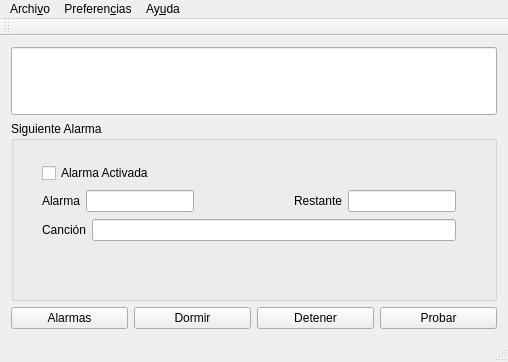
Qt form mainwindow.ui (evgom/Alarma2) before a commit.
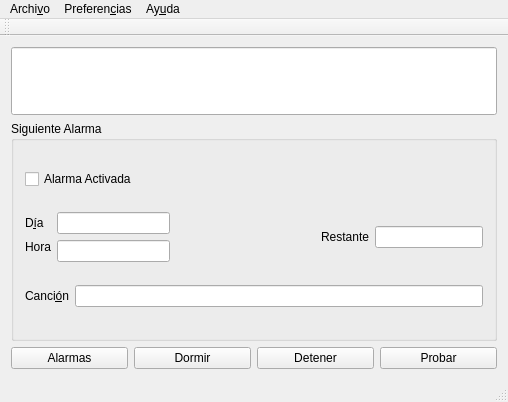
The same form after that commit.

Commit message: Actualizado el nombre del botón duerme. Actualizado el diseño de Ventana Principal, ahora incluye el lineEdit para el día.

What changed in the file:
```diff
--- a/mainwindow.ui
+++ b/mainwindow.ui
@@ -7,7 +7,7 @@
     <x>0</x>
     <y>0</y>
     <width>508</width>
-    <height>362</height>
+    <height>402</height>
    </rect>
   </property>
   <property name="sizePolicy">
@@ -55,15 +55,6 @@
       <property name="title">
        <string>Siguiente Alarma</string>
       </property>
-      <widget class="QWidget" name="">
-       <property name="geometry">
-        <rect>
-         <x>20</x>
-         <y>30</y>
-         <width>436</width>
-         <height>104</height>
-        </rect>
-       </property>
        <layout class="QVBoxLayout" name="verticalLayout">
         <item>
          <widget class="QCheckBox" name="CHKenableAlarm">
@@ -73,21 +64,53 @@
          </widget>
         </item>
         <item>
-         <layout class="QHBoxLayout" name="horizontalLayout_3">
+        <layout class="QHBoxLayout" name="horizontalLayout_4">
           <item>
+          <layout class="QFormLayout" name="formLayout">
+           <item row="0" column="0">
+            <widget class="QLabel" name="label_4">
+             <property name="sizePolicy">
+              <sizepolicy hsizetype="Minimum" vsizetype="Preferred">
+               <horstretch>0</horstretch>
+               <verstretch>0</verstretch>
+              </sizepolicy>
+             </property>
+             <property name="text">
+              <string>D&amp;ía</string>
+             </property>
+             <property name="buddy">
+              <cstring>LEday</cstring>
+             </property>
+            </widget>
+           </item>
+           <item row="0" column="1">
+            <widget class="QLineEdit" name="LEday"/>
+           </item>
+           <item row="1" column="0">
            <widget class="QLabel" name="label">
+             <property name="sizePolicy">
+              <sizepolicy hsizetype="Minimum" vsizetype="Fixed">
+               <horstretch>0</horstretch>
+               <verstretch>0</verstretch>
+              </sizepolicy>
+             </property>
             <property name="text">
-             <string>Alarma</string>
+              <string>Hora</string>
+             </property>
+             <property name="buddy">
+              <cstring>LEnextAlarm</cstring>
             </property>
            </widget>
           </item>
-          <item>
+           <item row="1" column="1">
            <widget class="QLineEdit" name="LEnextAlarm">
             <property name="readOnly">
              <bool>true</bool>
             </property>
            </widget>
           </item>
+          </layout>
+         </item>
           <item>
            <spacer name="horizontalSpacer">
             <property name="orientation">
@@ -95,17 +118,28 @@
             </property>
             <property name="sizeHint" stdset="0">
              <size>
-              <width>40</width>
+             <width>76</width>
               <height>20</height>
              </size>
             </property>
            </spacer>
           </item>
           <item>
+          <layout class="QHBoxLayout" name="horizontalLayout_3">
+           <item>
            <widget class="QLabel" name="label_2">
+             <property name="sizePolicy">
+              <sizepolicy hsizetype="Minimum" vsizetype="Fixed">
+               <horstretch>0</horstretch>
+               <verstretch>0</verstretch>
+              </sizepolicy>
+             </property>
             <property name="text">
              <string>Restante</string>
             </property>
+             <property name="buddy">
+              <cstring>LEleftAlarm</cstring>
+             </property>
            </widget>
           </item>
           <item>
@@ -117,12 +151,23 @@
           </item>
          </layout>
         </item>
+        </layout>
+       </item>
         <item>
          <layout class="QHBoxLayout" name="horizontalLayout_5">
           <item>
            <widget class="QLabel" name="label_3">
+           <property name="sizePolicy">
+            <sizepolicy hsizetype="Minimum" vsizetype="Fixed">
+             <horstretch>0</horstretch>
+             <verstretch>0</verstretch>
+            </sizepolicy>
+           </property>
             <property name="text">
-             <string>Canción</string>
+            <string>Canci&amp;ón</string>
+           </property>
+           <property name="buddy">
+            <cstring>LEsong</cstring>
             </property>
            </widget>
           </item>
@@ -137,7 +182,6 @@
         </item>
        </layout>
       </widget>
-     </widget>
     </item>
     <item>
      <layout class="QHBoxLayout" name="horizontalLayout_2">
@@ -149,7 +193,7 @@
        </widget>
       </item>
       <item>
-       <widget class="QPushButton" name="BTNduerme">
+       <widget class="QPushButton" name="BTNsleep">
         <property name="text">
          <string>Dormir</string>
         </property>
```
Lines whose indentation alone changed are shown as unchanged. The commit also changes 2 other files.
